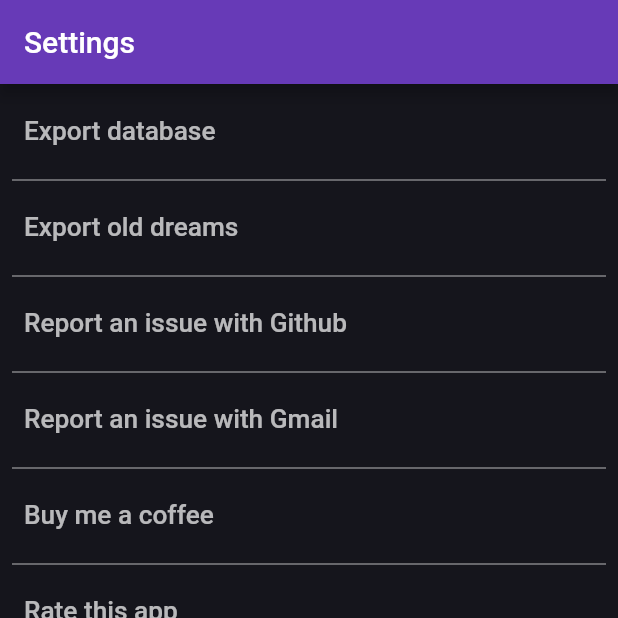
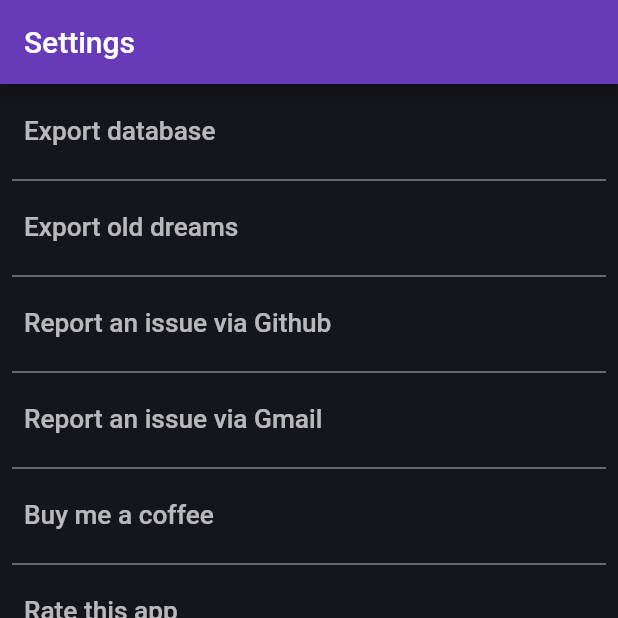
Before and after one commit to SethCohen/VisionLog, a Flutter app: the screen it shows after launch, item 3 of the bottom bar chosen, on a phone screen of 412 x 824 dp, the top half of it. Run offline on Flutter 3.47's test engine with Material 2 defaults, Android fonts, the phone set to English and light mode, and no system bars; our stand-ins replace charts_flutter, sqflite; accounts and stored records are empty.

Commit message:
Updated settings_page
- Added issue formatting for Gmail issue reports

```diff
--- a/visionlog/lib/settings_page.dart
+++ b/visionlog/lib/settings_page.dart
@@ -45,7 +45,7 @@ class _SettingsPageState extends State<SettingsPage> {
               TextButton(
                   onPressed: _launchReportIssueGithubURL,
                   child: Text(
-                    'Report an issue with Github',
+                    'Report an issue via Github',
                     textScaleFactor: 1.25,
                     style: TextStyle(color: Colors.white70),
                   )),
@@ -55,7 +55,7 @@ class _SettingsPageState extends State<SettingsPage> {
               TextButton(
                   onPressed: _launchReportIssueGmailURL,
                   child: Text(
-                    'Report an issue with Gmail',
+                    'Report an issue via Gmail',
                     textScaleFactor: 1.25,
                     style: TextStyle(color: Colors.white70),
                   )),
@@ -146,7 +146,7 @@ class _SettingsPageState extends State<SettingsPage> {
   }
 
   _launchReportIssueGmailURL() async {
-    const url = 'mailto:sethcohen.dev@gmail.com?subject=VisionLog Issue';
+    const url = 'mailto:sethcohen.dev@gmail.com?subject=VisionLog Issue&body=Please answer each field as best as possible, blank answers are fine though. Thank you.\n______________\n\nPhone Model: \n\nPhone OS Version: \n\nDescription of issue: \n\nThe last thing you were doing before the issue happened: \n';
     if (await canLaunch(url)) {
       await launch(url);
     } else {
```
